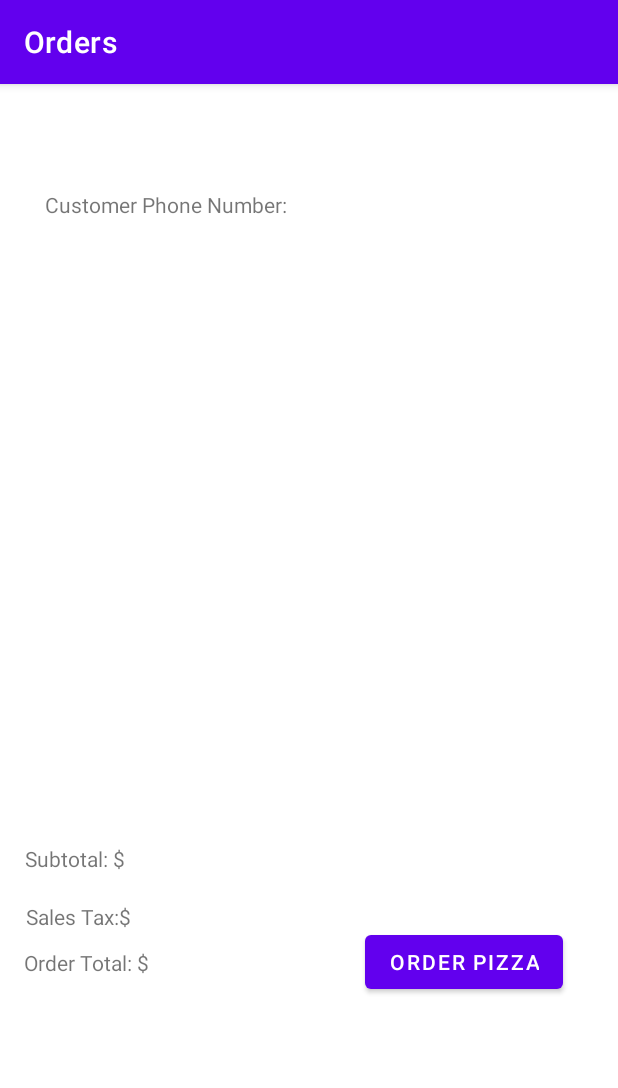
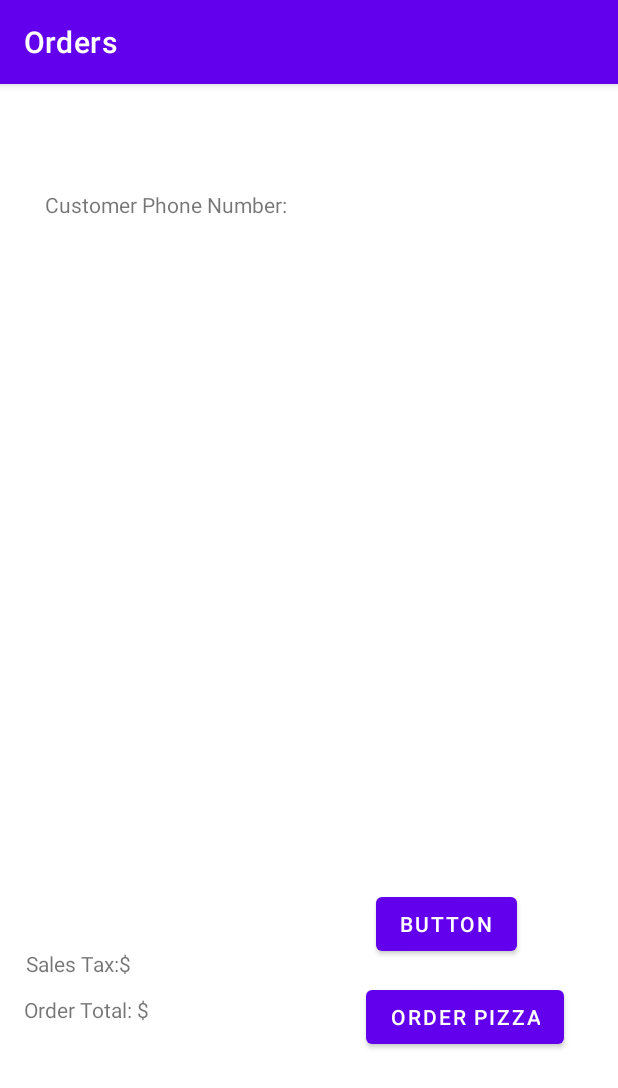
Before and after one commit to kevanpatel/Pizza-Place-Android-App, an Android app: the OrderActivity screen opened directly, with no data from a screen before it, on a phone screen of 412 x 824 dp. Shown: the top 1088 px of the screen. Run offline under Robolectric (Android 15) with nearby library versions, the phone set to English and light mode, and no system bars; 5 statements that could not run were skipped.

Commit message:
fix overlay

```diff
--- a/app/src/main/java/com/example/project5cs213/OrderActivity.java
+++ b/app/src/main/java/com/example/project5cs213/OrderActivity.java
@@ -18,13 +18,15 @@ import java.util.List;
 public class OrderActivity extends AppCompatActivity {
 
     private ListView orderListView;
-    private Order order;
+    private static Order order;
 
     private TextView subtotal;
     private TextView salesTaxLabel;
     private TextView ordertotal;
     private TextView orderCustomerNumberView;
 
+    private static final int updatecode = 9;
+    private static final int paycode = 10;
 
 
     protected void onCreate(Bundle savedInstanceState) {
@@ -72,9 +74,22 @@ public class OrderActivity extends AppCompatActivity {
                 salesTaxLabel.setText(String.format("%,.2f", order.getSalesTax()));
                 ordertotal.setText(String.format("%,.2f", order.getOrderTotal()));
 
+
             }
         });
     }
+
+    public void updateOrder(View view) {
+
+
+
+        // Put the String to pass back into an Intent and close this activity
+        Intent intent = new Intent();
+        intent.putExtra("curOrder",  order);
+        setResult(updatecode, intent);
+        finish();
+    }
+
 
     public void onButtonClick(View view) {
 
@@ -83,7 +98,7 @@ public class OrderActivity extends AppCompatActivity {
         // Put the String to pass back into an Intent and close this activity
         Intent intent = new Intent();
         intent.putExtra("curOrder",  order);
-        setResult(RESULT_OK, intent);
+        setResult(paycode, intent);
         finish();
     }
 }
--- a/app/src/main/res/layout/store_view.xml
+++ b/app/src/main/res/layout/store_view.xml
@@ -39,9 +39,10 @@
             android:layout_marginTop="1dp"
             app:layout_constraintBottom_toBottomOf="parent"
             app:layout_constraintEnd_toEndOf="parent"
+            app:layout_constraintHorizontal_bias="1.0"
             app:layout_constraintStart_toStartOf="parent"
             app:layout_constraintTop_toBottomOf="@+id/textView2"
-            app:layout_constraintVertical_bias="0.0" />
+            app:layout_constraintVertical_bias="0.236" />
 
         <TextView
             android:id="@+id/textView10"
@@ -82,7 +83,7 @@
             app:layout_constraintHorizontal_bias="0.05"
             app:layout_constraintStart_toStartOf="parent"
             app:layout_constraintTop_toBottomOf="@+id/textView10"
-                app:layout_constraintVertical_bias="0.0"/>
+            app:layout_constraintVertical_bias="0.0" />
 
         <TextView
             android:id="@+id/salesTaxText"
@@ -96,7 +97,7 @@
             app:layout_constraintHorizontal_bias="0.01"
             app:layout_constraintStart_toEndOf="@+id/textView12"
             app:layout_constraintTop_toBottomOf="@+id/subtotalText"
-                app:layout_constraintVertical_bias="0.005"/>
+            app:layout_constraintVertical_bias="0.005" />
 
         <TextView
             android:id="@+id/textView14"
@@ -108,7 +109,9 @@
             app:layout_constraintEnd_toEndOf="parent"
             app:layout_constraintHorizontal_bias="0.049"
             app:layout_constraintStart_toStartOf="parent"
-                app:layout_constraintVertical_bias="0.0" app:layout_constraintTop_toBottomOf="@+id/textView12"/>
+            app:layout_constraintTop_toBottomOf="@+id/textView12"
+            app:layout_constraintVertical_bias="0.0" />
+
         <TextView
             android:id="@+id/ordertotal"
             android:layout_width="114dp"
@@ -119,8 +122,10 @@
             app:layout_constraintBottom_toBottomOf="parent"
             app:layout_constraintEnd_toEndOf="parent"
             app:layout_constraintHorizontal_bias="0.285"
-                app:layout_constraintVertical_bias="0.0"
-                app:layout_constraintStart_toStartOf="parent" app:layout_constraintTop_toBottomOf="@+id/salesTaxText"/>
+            app:layout_constraintStart_toStartOf="parent"
+            app:layout_constraintTop_toBottomOf="@+id/salesTaxText"
+            app:layout_constraintVertical_bias="0.0" />
+
         <Button
             android:id="@+id/orderPizzaButton"
             android:layout_width="wrap_content"
@@ -135,8 +140,26 @@
             android:text="Order Pizza"
             app:layout_constraintBottom_toBottomOf="parent"
             app:layout_constraintEnd_toEndOf="parent"
+            app:layout_constraintHorizontal_bias="1.0"
             app:layout_constraintStart_toStartOf="parent"
             app:layout_constraintTop_toTopOf="parent"
-            app:layout_constraintVertical_bias="0.0" />
+            app:layout_constraintVertical_bias="1.0" />
+
+        <Button
+            android:id="@+id/updateButton"
+            android:layout_width="wrap_content"
+            android:layout_height="wrap_content"
+            android:layout_marginStart="250dp"
+            android:layout_marginLeft="250dp"
+            android:layout_marginTop="517dp"
+            android:layout_marginEnd="67dp"
+            android:layout_marginRight="67dp"
+            android:layout_marginBottom="166dp"
+            android:onClick="updateOrder"
+            android:text="Button"
+            app:layout_constraintBottom_toBottomOf="parent"
+            app:layout_constraintEnd_toEndOf="parent"
+            app:layout_constraintStart_toStartOf="parent"
+            app:layout_constraintTop_toTopOf="parent" />
     </androidx.constraintlayout.widget.ConstraintLayout>
 </LinearLayout>
```
Also changed, not shown: app/src/main/java/com/example/project5cs213/MainActivity.java (+89 -16 lines), app/src/main/res/layout/order_view.xml (+12 -6 lines). Lines whose indentation alone changed are shown as unchanged.
